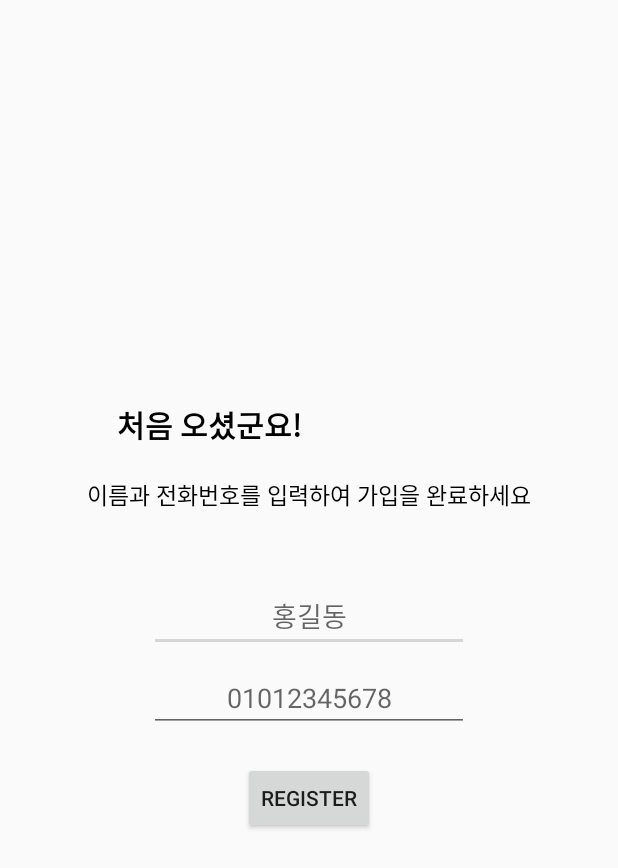
After one commit to quino0627/cs492-2nd-project, an Android app: the RegisterActivity screen opened directly, with no data from a screen before it, on a phone screen of 412 x 824 dp. The commit adds this screen. Shown: the top 868 px of the screen. Run offline under Robolectric (Android 15) with nearby library versions, the phone set to English and light mode, and no system bars; libraries missing offline, so code that uses them is left out: com.facebook; 2 statements that could not run were skipped.

Commit message:
중간 커밋

```diff
--- /dev/null
+++ b/client/Mastagram/app/src/main/java/com/example/quino0627/mastagram/RegisterActivity.kt
@@ -0,0 +1,31 @@
+package com.example.quino0627.mastagram
+
+import android.support.v7.app.AppCompatActivity
+import android.os.Bundle
+import android.widget.Button
+import android.widget.EditText
+import com.facebook.AccessToken
+
+class RegisterActivity : AppCompatActivity() {
+
+    lateinit var retrofitApi: RetrofitApi
+    lateinit var btnRegister:Button
+    lateinit var nameRegister:EditText
+    lateinit var phoneRegister:EditText
+
+    override fun onCreate(savedInstanceState: Bundle?) {
+        super.onCreate(savedInstanceState)
+        setContentView(R.layout.activity_register)
+
+        retrofitApi = APIUtils.getUserService()
+        var accessToken = AccessToken.getCurrentAccessToken()
+
+        btnRegister = findViewById(R.id.register_btn)
+        nameRegister = findViewById(R.id.register_name)
+        phoneRegister = findViewById(R.id.register_phone)
+
+
+    }
+
+
+}
--- a/client/Mastagram/app/src/main/java/com/example/quino0627/mastagram/RetrofitApi.java
+++ b/client/Mastagram/app/src/main/java/com/example/quino0627/mastagram/RetrofitApi.java
@@ -1,10 +1,12 @@
 package com.example.quino0627.mastagram;
 
 import com.example.quino0627.mastagram.Model.Post;
+import com.example.quino0627.mastagram.Model.RegisterCheck;
 import retrofit2.Call;
 import retrofit2.http.Body;
 import retrofit2.http.GET;
 import retrofit2.http.POST;
+import retrofit2.http.Path;
 
 import java.util.List;
 
@@ -16,4 +18,6 @@ public interface RetrofitApi {
  @GET("api/posts/all")
     Call<List<Post>> getPosts();
 
+ @GET("api/users/login/{user_fid}")
+    Call<RegisterCheck> isRegistered(@Path("user_fid") String id);
 }
--- a/client/Mastagram/app/src/main/res/layout/activity_login.xml
+++ b/client/Mastagram/app/src/main/res/layout/activity_login.xml
@@ -5,7 +5,7 @@
         xmlns:app="http://schemas.android.com/apk/res-auto"
         android:layout_width="match_parent"
         android:layout_height="match_parent"
-        tools:context=".LoginActivity">
+        tools:context=".Login.LoginActivity">
 
     <com.facebook.login.widget.LoginButton
             android:id="@+id/btn_facebook_login"
--- /dev/null
+++ b/client/Mastagram/app/src/main/res/layout/activity_register.xml
@@ -0,0 +1,70 @@
+<?xml version="1.0" encoding="utf-8"?>
+<LinearLayout
+        xmlns:android="http://schemas.android.com/apk/res/android"
+        xmlns:tools="http://schemas.android.com/tools"
+        xmlns:app="http://schemas.android.com/apk/res-auto"
+        android:layout_width="match_parent"
+        android:layout_height="match_parent"
+        android:orientation="vertical"
+        tools:context=".RegisterActivity"
+android:gravity="center">
+    <RelativeLayout
+            android:layout_width="wrap_content"
+            android:layout_height="wrap_content"
+    android:layout_gravity="center"
+    android:gravity="center">
+        <TextView
+            android:text="처음 오셨군요!"
+            android:layout_width="wrap_content"
+            android:layout_height="wrap_content"
+            android:layout_gravity="center"
+            android:gravity="center"
+            android:textColor="@android:color/black"
+            android:textSize="20dp"
+            android:textStyle="bold"
+            android:layout_marginLeft="20dp"
+            android:layout_marginBottom="20dp"
+
+            android:id="@+id/textView"/>
+        <TextView
+                android:text="이름과 전화번호를 입력하여 가입을 완료하세요"
+                android:layout_width="wrap_content"
+                android:layout_height="wrap_content"
+                android:layout_gravity="center"
+                android:textColor="@android:color/black"
+                android:textSize="15dp"
+                android:layout_below="@+id/textView"
+                android:layout_marginBottom="50dp"
+                android:id="@+id/textView2"/>
+    </RelativeLayout>
+
+    <EditText
+            android:layout_width="wrap_content"
+            android:layout_height="43dp"
+            android:inputType="phone"
+            android:ems="10"
+            android:layout_gravity="center"
+            android:gravity="center"
+            android:layout_marginBottom="10dp"
+            android:id="@+id/register_name"
+            android:hint="홍길동"/>
+
+    <EditText
+            android:layout_width="wrap_content"
+            android:layout_height="43dp"
+            android:inputType="phone"
+            android:ems="10"
+            android:layout_gravity="center"
+            android:gravity="center"
+            android:layout_marginBottom="20dp"
+            android:id="@+id/register_phone"
+            android:hint="01012345678"/>
+
+    <Button
+            android:text="Register"
+            android:layout_width="wrap_content"
+            android:layout_height="wrap_content"
+            android:layout_gravity="center"
+            android:id="@+id/register_btn"
+            />
+</LinearLayout>
```
Also changed, not shown: client/Mastagram/app/src/main/AndroidManifest.xml (+3 -8 lines), client/Mastagram/app/src/main/java/com/example/quino0627/mastagram/Login/LoginActivity.java (added, +64 -0 lines), client/Mastagram/app/src/main/java/com/example/quino0627/mastagram/Login/LoginCallback.java (added, +60 -0 lines), client/Mastagram/app/src/main/java/com/example/quino0627/mastagram/LoginActivity.java (deleted, +0 -63 lines), client/Mastagram/app/src/main/java/com/example/quino0627/mastagram/LoginCallback.java (deleted, +0 -59 lines), client/Mastagram/app/src/main/java/com/example/quino0627/mastagram/MainActivity.kt (+39 -6 lines), client/Mastagram/app/src/main/java/com/example/quino0627/mastagram/Model/PostPOJO.java (deleted, +0 -68 lines), client/Mastagram/app/src/main/java/com/example/quino0627/mastagram/Model/RegisterCheck.java (added, +19 -0 lines), 1494 other files.
